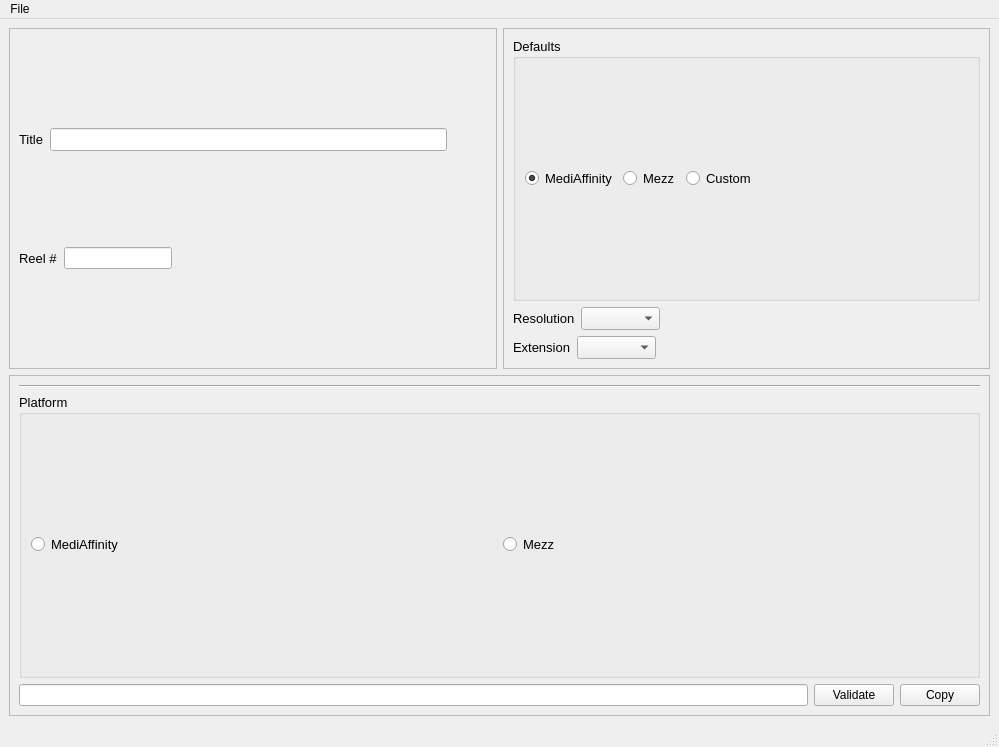
Above: file_renamer.ui from SimonTheChain/file_renamer before the change. Below: the same form after it.
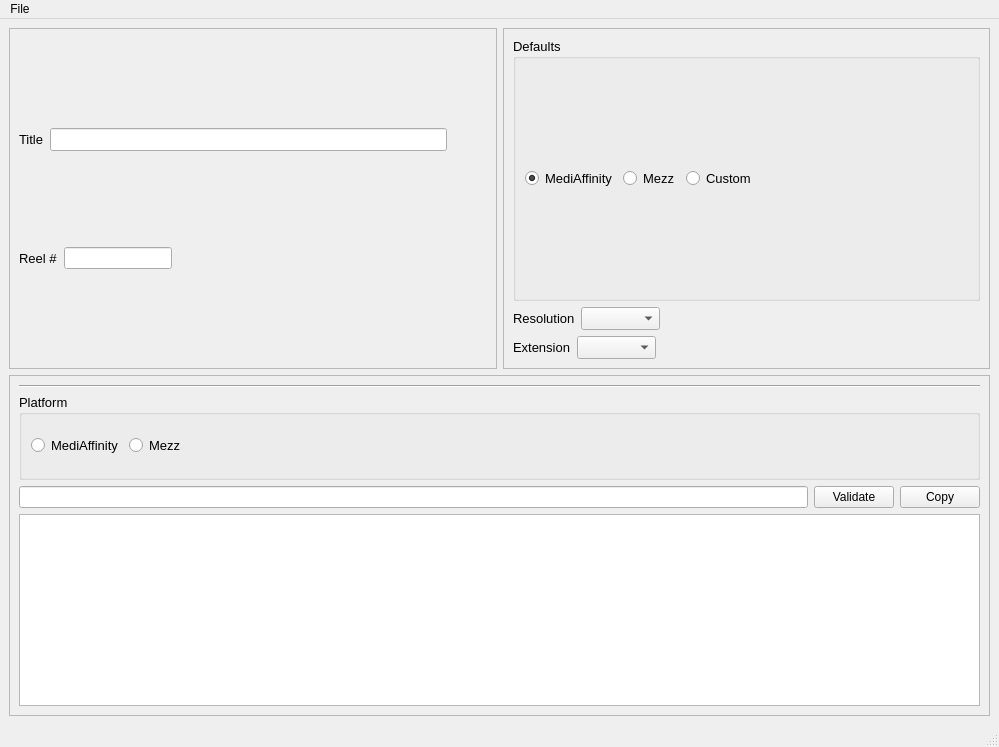
That is the form after the change.

What changed in the file:
```diff
--- a/file_renamer.ui
+++ b/file_renamer.ui
@@ -56,6 +56,19 @@
             </property>
            </widget>
           </item>
+          <item>
+           <spacer name="horizontalSpacer_6">
+            <property name="orientation">
+             <enum>Qt::Horizontal</enum>
+            </property>
+            <property name="sizeHint" stdset="0">
+             <size>
+              <width>40</width>
+              <height>20</height>
+             </size>
+            </property>
+           </spacer>
+          </item>
          </layout>
         </widget>
        </item>
@@ -80,6 +93,19 @@
          </item>
         </layout>
        </item>
+       <item>
+        <widget class="QPlainTextEdit" name="plainTextEdit">
+         <property name="sizePolicy">
+          <sizepolicy hsizetype="Expanding" vsizetype="Minimum">
+           <horstretch>0</horstretch>
+           <verstretch>0</verstretch>
+          </sizepolicy>
+         </property>
+         <property name="readOnly">
+          <bool>true</bool>
+         </property>
+        </widget>
+       </item>
       </layout>
      </widget>
     </item>
```
